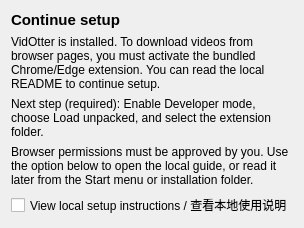
Old version of the form tools/vidotterdev/internal/maint/assets/first-run.ui in the repository ThinkerQAQ/vidotter.
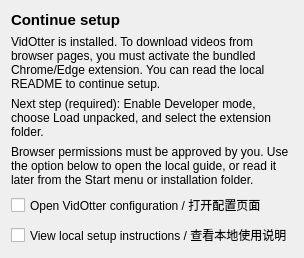
New version of the form.

```diff
--- a/tools/vidotterdev/internal/maint/assets/first-run.ui
+++ b/tools/vidotterdev/internal/maint/assets/first-run.ui
@@ -20,6 +20,10 @@
     <property name="wordWrap"><bool>true</bool></property>
    </widget></item>
 
+   <item><widget class="QCheckBox" name="configureNowCheckBox">
+    <property name="text"><string>Open VidOtter configuration / 打开配置页面</string></property>
+    <property name="checked"><bool>false</bool></property>
+   </widget></item>
    <item><widget class="QCheckBox" name="openGuideCheckBox">
     <property name="text"><string>View local setup instructions / 查看本地使用说明</string></property>
     <property name="checked"><bool>false</bool></property>
```
